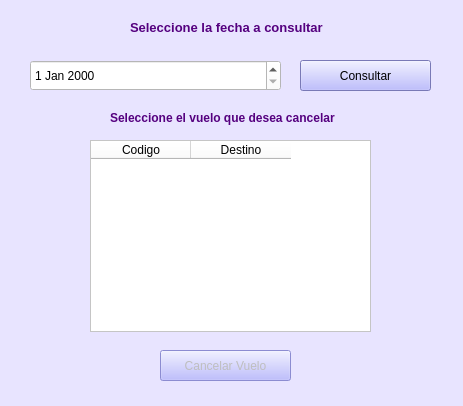
First picture: the form in Interfaces Aeropuerto/consultarAgenda.ui, repository vanesagustin98/Aerocamp, before the edit.
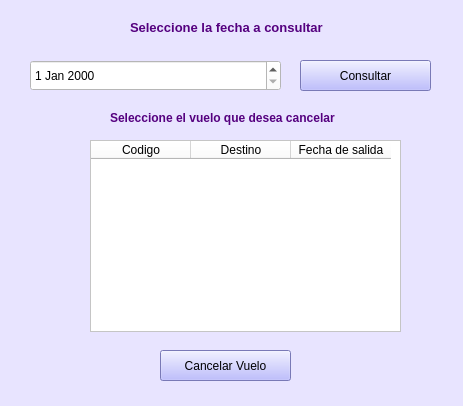
Second picture: the form after the edit.

```diff
--- a/Interfaces Aeropuerto/consultarAgenda.ui
+++ b/Interfaces Aeropuerto/consultarAgenda.ui
@@ -48,7 +48,7 @@
    </widget>
    <widget class="QPushButton" name="bt_cancelarVuelo">
     <property name="enabled">
-     <bool>false</bool>
+     <bool>true</bool>
     </property>
     <property name="geometry">
      <rect>
@@ -109,7 +109,7 @@
      <rect>
       <x>90</x>
       <y>140</y>
-      <width>281</width>
+      <width>311</width>
       <height>192</height>
      </rect>
     </property>
@@ -126,6 +126,11 @@
       <string>Destino</string>
      </property>
     </column>
+    <column>
+     <property name="text">
+      <string>Fecha de salida</string>
+     </property>
+    </column>
    </widget>
   </widget>
   <widget class="QStatusBar" name="statusbar"/>
```
